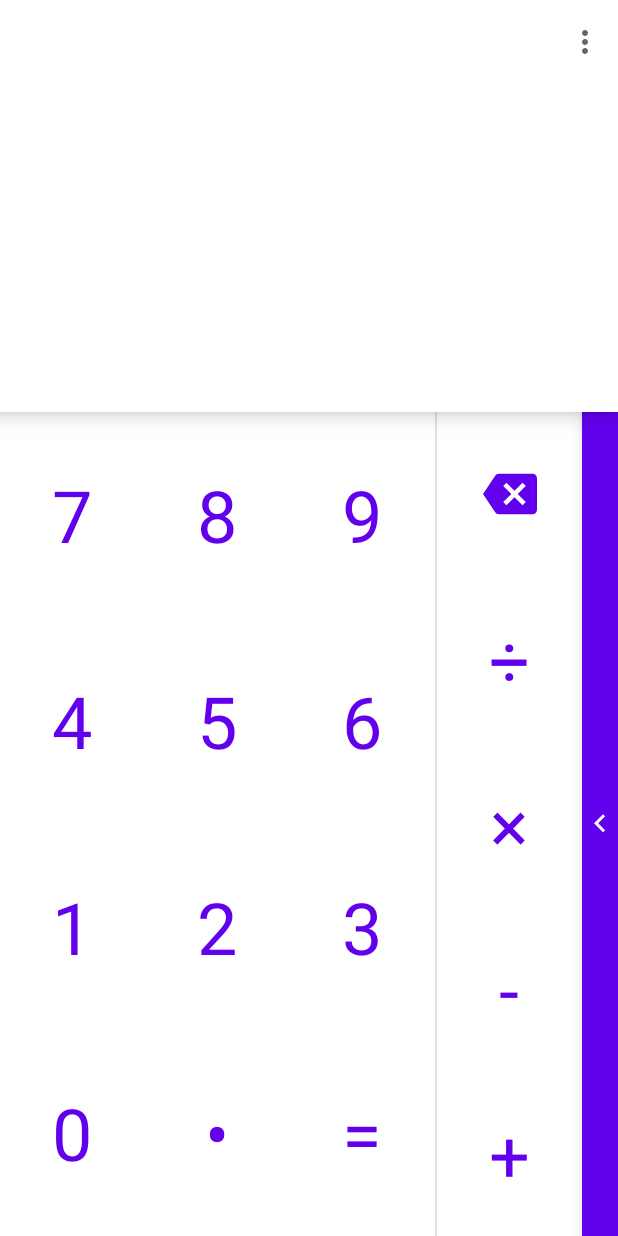
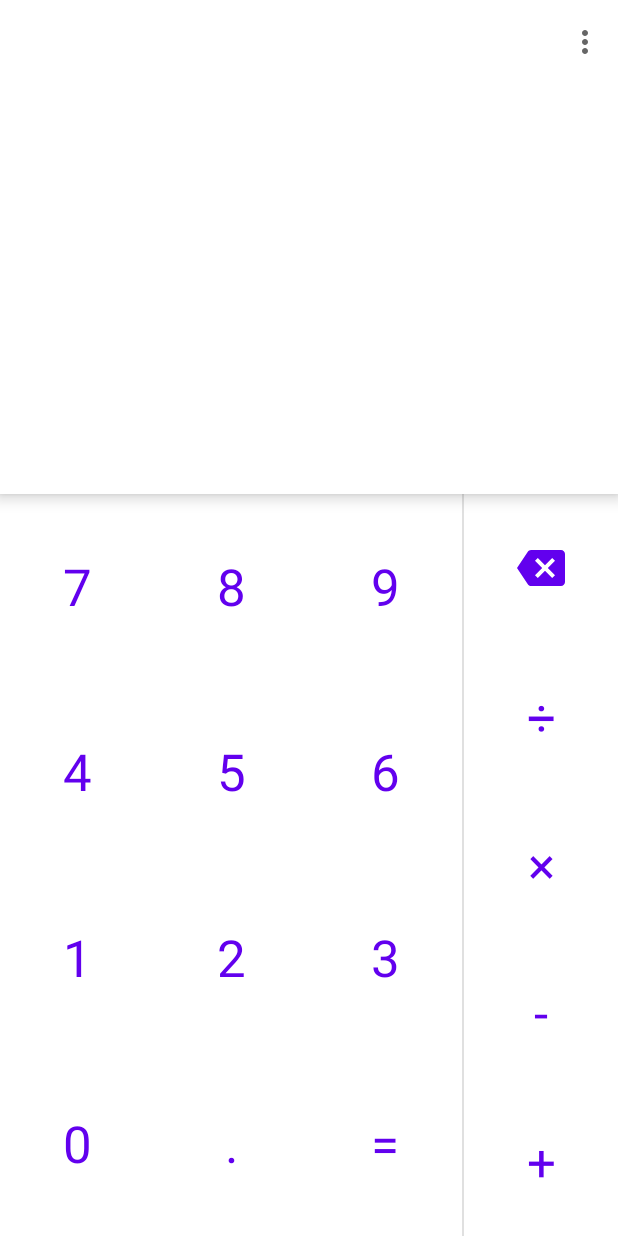
Before and after one commit to insiderser/calculator, an Android app: the screen it shows after launch (MainActivity), after a tap on an icon or button, on a phone screen of 412 x 824 dp. Run offline under Robolectric (Android 15) with nearby library versions, the phone set to English and light mode, and no system bars; our stand-ins replace Dagger/Hilt's generated code, Timber, navigation-ui; libraries missing offline, so code that uses them is left out: dev.chrisbanes.insetter; 6 statements that could not run were skipped.

Commit message:
Stability improvements

```diff
--- a/app/src/main/java/com/insiderser/android/calculator/domain/math/LocalizeExpressionUseCase.kt
+++ b/app/src/main/java/com/insiderser/android/calculator/domain/math/LocalizeExpressionUseCase.kt
@@ -34,9 +34,9 @@ class LocalizeExpressionUseCase @Inject constructor() {
     init {
         val formatSymbols = DecimalFormatSymbols()
         val replacement = mutableMapOf<String, String>()
+        replacementMap = replacement
 
         replacement["."] = formatSymbols.decimalSeparator.toString()
-        replacement["^"] = formatSymbols.exponentSeparator
         replacement["*"] = "×" // TODO localize ×
         replacement["/"] = "÷" // TODO localize ÷
 
@@ -44,18 +44,13 @@ class LocalizeExpressionUseCase @Inject constructor() {
         for (i in 0..9) {
             replacement[i.toString()] = (zero + i).toString()
         }
-
-        // TODO: add other replacements
-
-        replacementMap = replacement
     }
 
     /**
      * @return Localized representation of the [number][expression].
      */
     operator fun invoke(expression: Double): String =
-        if (expression.isInteger()) invoke(expression.toLong().toString())
-        else invoke(expression.toString())
+        invoke(expression.toString().replace(Regex("""\.0+$"""), ""))
 
     /**
      * @return Localized representation of the [expression].
--- a/app/src/main/java/com/insiderser/android/calculator/ui/calculator/CalculatorFragment.kt
+++ b/app/src/main/java/com/insiderser/android/calculator/ui/calculator/CalculatorFragment.kt
@@ -23,7 +23,6 @@ package com.insiderser.android.calculator.ui.calculator
 
 import android.content.Context
 import android.os.Bundle
-import android.text.SpannableStringBuilder
 import android.view.LayoutInflater
 import android.view.ViewGroup
 import androidx.core.view.children
@@ -52,12 +51,6 @@ class CalculatorFragment : FragmentWithViewBinding<CalculatorFragmentBinding>()
 
     private val viewModel: CalculatorFragmentViewModel by viewModels { viewModelFactory }
 
-    private val expressionCursorSelectionStart: Int
-        get() = requireBinding().expression.selectionStart
-
-    private val expressionCursorPositionEnd: Int
-        get() = requireBinding().expression.selectionEnd
-
     override fun onAttach(context: Context) {
         injector.inject(this)
         super.onAttach(context)
@@ -71,10 +64,6 @@ class CalculatorFragment : FragmentWithViewBinding<CalculatorFragmentBinding>()
     override fun onBindingCreated(binding: CalculatorFragmentBinding, savedInstanceState: Bundle?) {
         (activity as? NavigationHost)?.registerToolbarWithNavigation(binding.toolbar)
         configureInsets()
-
-        binding.expression.showSoftInputOnFocus = false
-        binding.expression.requestFocus()
-
         configureNumpad()
         observeData()
     }
@@ -99,19 +88,10 @@ class CalculatorFragment : FragmentWithViewBinding<CalculatorFragmentBinding>()
                 button.setOnClickListener {
                     val tag = button.tag
                     if (tag is String) {
-                        viewModel.onArithmeticButtonClicked(
-                            tag,
-                            expressionCursorSelectionStart,
-                            expressionCursorPositionEnd
-                        )
-                    } else {
-                        when (button.id) {
-                            R.id.button_equal -> viewModel.onEqualButtonClicked()
-                            R.id.button_clear -> viewModel.onClearButtonClicked(
-                                expressionCursorSelectionStart,
-                                expressionCursorPositionEnd
-                            )
-                        }
+                        viewModel.onArithmeticButtonClicked(tag)
+                    } else when (button.id) {
+                        R.id.button_equal -> viewModel.onEqualButtonClicked()
+                        R.id.button_clear -> viewModel.onClearButtonClicked()
                     }
                 }
             }
@@ -125,11 +105,21 @@ class CalculatorFragment : FragmentWithViewBinding<CalculatorFragmentBinding>()
 
     private fun observeData() {
         viewModel.expression.observe(viewLifecycleOwner) { expression ->
-            requireBinding().expression.text = SpannableStringBuilder.valueOf(expression)
+            requireBinding().expression.run {
+                text = expression
+                post {
+                    requireBinding().expressionScrollView.smoothScrollTo(width, 0)
+                }
+            }
         }
 
-        viewModel.expressionResult.observe(viewLifecycleOwner) { result ->
-            requireBinding().result.text = SpannableStringBuilder.valueOf(result)
+        viewModel.result.observe(viewLifecycleOwner) { result ->
+            requireBinding().result.run {
+                text = result
+                post {
+                    requireBinding().resultScrollView.smoothScrollTo(width, 0)
+                }
+            }
         }
     }
 }
--- a/app/src/main/java/com/insiderser/android/calculator/ui/calculator/CalculatorFragmentViewModel.kt
+++ b/app/src/main/java/com/insiderser/android/calculator/ui/calculator/CalculatorFragmentViewModel.kt
@@ -21,20 +21,17 @@
  */
 package com.insiderser.android.calculator.ui.calculator
 
-import android.text.Editable
-import android.text.SpannableStringBuilder
 import androidx.lifecycle.LiveData
 import androidx.lifecycle.ViewModel
 import androidx.lifecycle.asLiveData
 import com.insiderser.android.calculator.domain.math.EvaluateExpressionUseCase
 import com.insiderser.android.calculator.domain.math.LocalizeExpressionUseCase
-import com.insiderser.android.calculator.utils.Result
 import kotlinx.coroutines.channels.Channel.Factory.CONFLATED
 import kotlinx.coroutines.channels.ConflatedBroadcastChannel
 import kotlinx.coroutines.flow.asFlow
 import kotlinx.coroutines.flow.buffer
+import kotlinx.coroutines.flow.map
 import kotlinx.coroutines.flow.mapLatest
-import kotlinx.coroutines.flow.mapNotNull
 import timber.log.Timber
 import javax.inject.Inject
 
@@ -46,62 +43,43 @@ class CalculatorFragmentViewModel @Inject constructor(
     private val localizeExpressionUseCase: LocalizeExpressionUseCase
 ) : ViewModel() {
 
-    private val expressionChannel = ConflatedBroadcastChannel("")
+    // Why not StringBuffer? Because we want to synchronize on the level
+    // of the whole transformation, not on the level of individual operation.
+    private val _expression = StringBuilder()
+    private val expressionChangedChannel = ConflatedBroadcastChannel(Unit)
 
     /** Localized current expression. */
-    val expression: LiveData<CharSequence> = expressionChannel.asFlow()
-        .mapLatest { expression -> localizeExpressionUseCase(expression) }
+    val expression: LiveData<CharSequence> = expressionChangedChannel.asFlow()
+        .map { localizeExpressionUseCase(_expression.toString()) }
+        .asLiveData()
+
+    /** The localized result of the current expression. */
+    val result: LiveData<CharSequence> = expressionChangedChannel.asFlow()
+        .mapLatest {
+            evaluateExpressionUseCase(_expression.toString())
+                .onFailure { e -> Timber.i(e) }
+                .map { result -> localizeExpressionUseCase(result) }
+                .getOrDefault("")
+        }
         .buffer(CONFLATED)
         .asLiveData()
 
-    /** The localized result of the current expression. */
-    val expressionResult: LiveData<CharSequence> = expressionChannel.asFlow()
-        .mapLatest { expression -> evaluateExpressionUseCase.executeNow(expression) }
-        .buffer(CONFLATED)
-        .mapNotNull { result ->
-            when (result) {
-                is Result.Success -> localizeExpressionUseCase(result.data)
-                is Result.Error -> {
-                    Timber.i(result.cause)
-                    ""
-                }
-                is Result.Loading -> null
-            }
-        }
-        .asLiveData()
+    fun onArithmeticButtonClicked(tag: String) = updateExpression { append(tag) }
 
-    fun onArithmeticButtonClicked(tag: String, cursorSelectionStart: Int, cursorSelectionEnd: Int) =
-        updateExpression {
-            replace(cursorSelectionStart, cursorSelectionEnd, tag)
-        }
+    fun onEqualButtonClicked() = updateExpression { /* TODO */ }
 
-    fun onEqualButtonClicked() = updateExpression {
-        // TODO
-    }
-
-    fun onClearButtonClicked(cursorSelectionStart: Int, cursorSelectionEnd: Int) =
-        if (expressionResult.value.isNullOrEmpty()) clearExpression()
-        else deleteSelection(cursorSelectionStart, cursorSelectionEnd)
-
-    private fun deleteSelection(start: Int, end: Int) {
-        updateExpression {
-            if (start != end) {
-                delete(start, end)
-            } else if (start != 0) {
-                delete(start - 1, start)
-            }
+    fun onClearButtonClicked() = updateExpression {
+        if (isNotEmpty()) {
+            delete(lastIndex, length)
         }
     }
 
-    fun onClearButtonLongClick() = clearExpression()
+    fun onClearButtonLongClick() = updateExpression { clear() }
 
-    private fun clearExpression() {
-        updateExpression { clear() }
-    }
-
-    private inline fun updateExpression(transform: Editable.() -> Unit) {
-        val expression = SpannableStringBuilder(expressionChannel.valueOrNull ?: "")
-        transform(expression)
-        expressionChannel.offer(expression.toString())
+    private inline fun updateExpression(crossinline transform: StringBuilder.() -> Unit) {
+        synchronized(_expression) {
+            transform(_expression)
+        }
+        expressionChangedChannel.offer(Unit)
     }
 }
--- a/app/src/main/java/com/insiderser/android/calculator/ui/settings/SettingsViewModel.kt
+++ b/app/src/main/java/com/insiderser/android/calculator/ui/settings/SettingsViewModel.kt
@@ -62,7 +62,9 @@ class SettingsViewModel @Inject constructor(
      * Set given [theme][Theme] as app's theme.
      */
     fun setSelectedTheme(theme: Theme) {
-        setThemeUseCase(theme)
+        viewModelScope.launch {
+            setThemeUseCase(theme)
+        }
     }
 
     /**
--- a/app/src/main/res/drawable/ic_backspace.xml
+++ b/app/src/main/res/drawable/ic_backspace.xml
@@ -21,8 +21,8 @@
   -->
 
 <vector xmlns:android="http://schemas.android.com/apk/res/android"
-    android:width="36dp"
-    android:height="36dp"
+    android:width="32dp"
+    android:height="32dp"
     android:autoMirrored="true"
     android:viewportWidth="24.0"
     android:viewportHeight="24.0">
--- a/app/src/main/res/layout/calculator_advanced_pad.xml
+++ /dev/null
@@ -1,47 +0,0 @@
-<?xml version="1.0" encoding="utf-8"?><!--
-  ~ Copyright 2020 Oleksandr Bezushko
-  ~
-  ~ Permission is hereby granted, free of charge, to any person obtaining a copy
-  ~ of this software and associated documentation files (the "Software"), to deal
-  ~ in the Software without restriction, including without limitation the rights
-  ~ to use, copy, modify, merge, publish, distribute, sublicense, and/or sell
-  ~ copies of the Software, and to permit persons to whom the Software is
-  ~ furnished to do so, subject to the following conditions:
-  ~
-  ~ The above copyright notice and this permission notice shall be included in all
-  ~ copies or substantial portions of the Software.
-  ~
-  ~ THE SOFTWARE IS PROVIDED "AS IS", WITHOUT WARRANTY OF ANY KIND, EXPRESS OR
-  ~ IMPLIED, INCLUDING BUT NOT LIMITED TO THE WARRANTIES OF MERCHANTABILITY,
-  ~ FITNESS FOR A PARTICULAR PURPOSE AND NONINFRINGEMENT. IN NO EVENT SHALL THE
-  ~ AUTHORS OR COPYRIGHT HOLDERS BE LIABLE FOR ANY CLAIM, DAMAGES OR OTHER
-  ~ LIABILITY, WHETHER IN AN ACTION OF CONTRACT, TORT OR OTHERWISE, ARISING FROM,
-  ~ OUT OF OR IN CONNECTION WITH THE SOFTWARE OR THE USE OR OTHER DEALINGS IN THE
-  ~ SOFTWARE.
-  -->
-
-<LinearLayout xmlns:android="http://schemas.android.com/apk/res/android"
-    xmlns:app="http://schemas.android.com/apk/res-auto"
-    xmlns:tools="http://schemas.android.com/tools"
-    android:layout_width="wrap_content"
-    android:layout_height="match_parent"
-    android:background="?attr/colorPrimary"
-    android:clipToPadding="false"
-    android:elevation="@dimen/calculator_elevation"
-    android:orientation="horizontal"
-    app:layout_constraintBottom_toBottomOf="@id/divider"
-    app:layout_constraintEnd_toEndOf="parent"
-    app:layout_constraintTop_toTopOf="@id/divider"
-    tools:ignore="Overdraw"
-    tools:showIn="@layout/calculator_numpad">
-
-    <!-- TODO if talkback cannot access widgets outside of the screen, add content description -->
-    <ImageView
-        android:id="@+id/slide_image"
-        android:layout_width="wrap_content"
-        android:layout_height="wrap_content"
-        android:layout_gravity="center"
-        android:src="@drawable/ic_advanced_numpad_arrow"
-        tools:ignore="ContentDescription" />
-
-</LinearLayout>
--- a/app/src/main/res/layout/calculator_fragment.xml
+++ b/app/src/main/res/layout/calculator_fragment.xml
@@ -46,27 +46,36 @@
             app:menu="@menu/calculator_menu"
             app:title="" />
 
-        <EditText
-            android:id="@+id/expression"
-            style="@style/Widget.Calculator.DisplayEditText"
+        <HorizontalScrollView
+            android:id="@+id/expression_scroll_view"
             android:layout_width="match_parent"
             android:layout_height="wrap_content"
-            android:importantForAutofill="no"
-            android:textAppearance="?attr/textAppearanceHeadline4"
-            tools:ignore="LabelFor"
-            tools:text="1 + (3 sin pi)" />
+            android:scrollbars="none">
 
-        <EditText
-            android:id="@+id/result"
-            style="@style/Widget.Calculator.DisplayEditText"
+            <TextView
+                android:id="@+id/expression"
+                style="@style/Widget.Calculator.DisplayText"
+                android:layout_width="wrap_content"
+                android:layout_height="wrap_content"
+                android:layout_gravity="end"
+                android:textAppearance="?attr/textAppearanceHeadline4"
+                tools:text="1 + (3 sin pi)" />
+        </HorizontalScrollView>
+
+        <HorizontalScrollView
+            android:id="@+id/result_scroll_view"
             android:layout_width="match_parent"
             android:layout_height="wrap_content"
-            android:cursorVisible="false"
-            android:focusable="false"
-            android:importantForAutofill="no"
-            android:textAppearance="?attr/textAppearanceHeadline5"
-            tools:ignore="LabelFor"
-            tools:text="1" />
+            android:scrollbars="none">
+
+            <TextView
+                android:id="@+id/result"
+                style="@style/Widget.Calculator.DisplayText"
+                android:layout_width="wrap_content"
+                android:layout_height="wrap_content"
+                android:textAppearance="?attr/textAppearanceHeadline5"
+                tools:text="1" />
+        </HorizontalScrollView>
     </LinearLayout>
 
     <include
--- a/app/src/main/res/layout/calculator_numpad.xml
+++ b/app/src/main/res/layout/calculator_numpad.xml
@@ -86,7 +86,7 @@
             android:id="@+id/button_decimal_separator"
             style="@style/Widget.Calculator.Numpad.Button"
             android:tag="."
-            android:text="•" />
+            android:text="." />
 
     </LinearLayout>
 
@@ -165,8 +165,4 @@
 
     </LinearLayout>
 
-    <include
-        android:id="@+id/advanced_numpad"
-        layout="@layout/calculator_advanced_pad" />
-
 </LinearLayout>
--- a/app/src/main/res/values-land/integers.xml
+++ b/app/src/main/res/values-land/integers.xml
@@ -22,5 +22,5 @@
 
 <resources>
 
-    <integer name="calculator_numpad_weight">3</integer>
+    <integer name="calculator_numpad_weight">2</integer>
 </resources>
--- a/app/src/main/res/values/dimens.xml
+++ b/app/src/main/res/values/dimens.xml
@@ -22,7 +22,7 @@
 <resources>
 
     <dimen name="calculator_display_padding">8dp</dimen>
-    <dimen name="calculator_elevation">8dp</dimen>
+    <dimen name="calculator_elevation">6dp</dimen>
 
     <dimen name="settings_items_alignment_horizontal">32dp</dimen>
     <dimen name="settings_preference_padding_vertical">16dp</dimen>
--- a/app/src/main/res/values/integers.xml
+++ b/app/src/main/res/values/integers.xml
@@ -22,5 +22,5 @@
 
 <resources>
 
-    <integer name="calculator_numpad_weight">4</integer>
+    <integer name="calculator_numpad_weight">3</integer>
 </resources>
--- a/app/src/main/res/values/styles.xml
+++ b/app/src/main/res/values/styles.xml
@@ -25,23 +25,21 @@
 
     <style name="Widget.Calculator.AppBar" parent="Widget.MaterialComponents.AppBarLayout.Surface" />
 
-    <style name="Widget.Calculator.DisplayEditText" parent="Widget.AppCompat.EditText">
-        <item name="android:background">@color/transparent</item>
-        <item name="android:gravity">end</item>
-        <item name="android:inputType">none</item>
+    <style name="Widget.Calculator.DisplayText" parent="Widget.MaterialComponents.TextView">
+        <item name="android:layout_gravity">end</item>
         <item name="android:paddingTop">@dimen/calculator_display_padding</item>
         <item name="android:paddingBottom">@dimen/calculator_display_padding</item>
         <item name="android:paddingStart">@dimen/calculator_display_padding</item>
         <item name="android:paddingEnd">@dimen/calculator_display_padding</item>
         <item name="android:lines">1</item>
-        <item name="android:includeFontPadding">false</item>
+        <item name="android:textColor">?attr/colorOnSurface</item>
     </style>
 
     <style name="Widget.Calculator.Numpad.Button" parent="Widget.MaterialComponents.Button.TextButton">
         <item name="android:layout_width">match_parent</item>
         <item name="android:layout_height">0dp</item>
         <item name="android:layout_weight">1</item>
-        <item name="android:textAppearance">?attr/textAppearanceHeadline3</item>
+        <item name="android:textAppearance">?attr/textAppearanceHeadline4</item>
     </style>
 
     <style name="Widget.Calculator.Settings.PreferenceView" parent="">
--- a/build.gradle.kts
+++ b/build.gradle.kts
@@ -58,6 +58,7 @@ subprojects {
 
             freeCompilerArgs = mutableListOf(
                 "-Xjsr305=strict",
+                "-Xallow-result-return-type",
                 "-Xuse-experimental=kotlin.Experimental",
                 "-Xuse-experimental=kotlinx.coroutines.ExperimentalCoroutinesApi",
                 "-Xuse-experimental=kotlinx.coroutines.FlowPreview"
```
Also changed, not shown: app/src/main/java/com/insiderser/android/calculator/domain/UseCase.kt (+4 -66 lines), app/src/main/java/com/insiderser/android/calculator/utils/Result.kt (deleted, +0 -68 lines), 4 other files.
